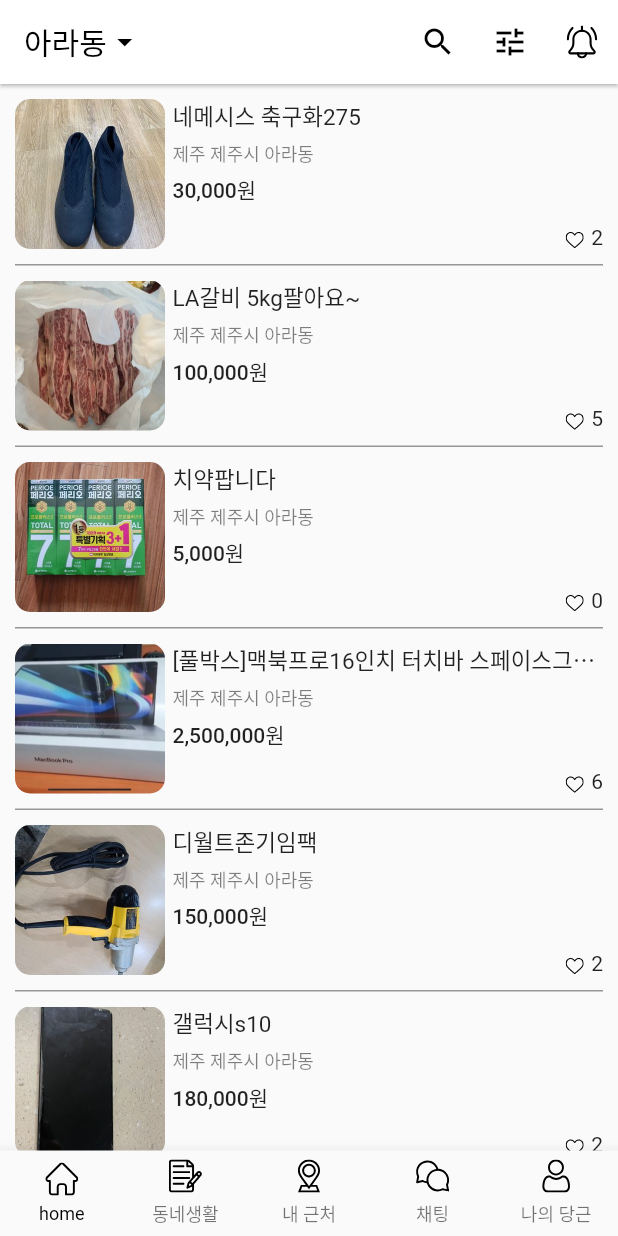
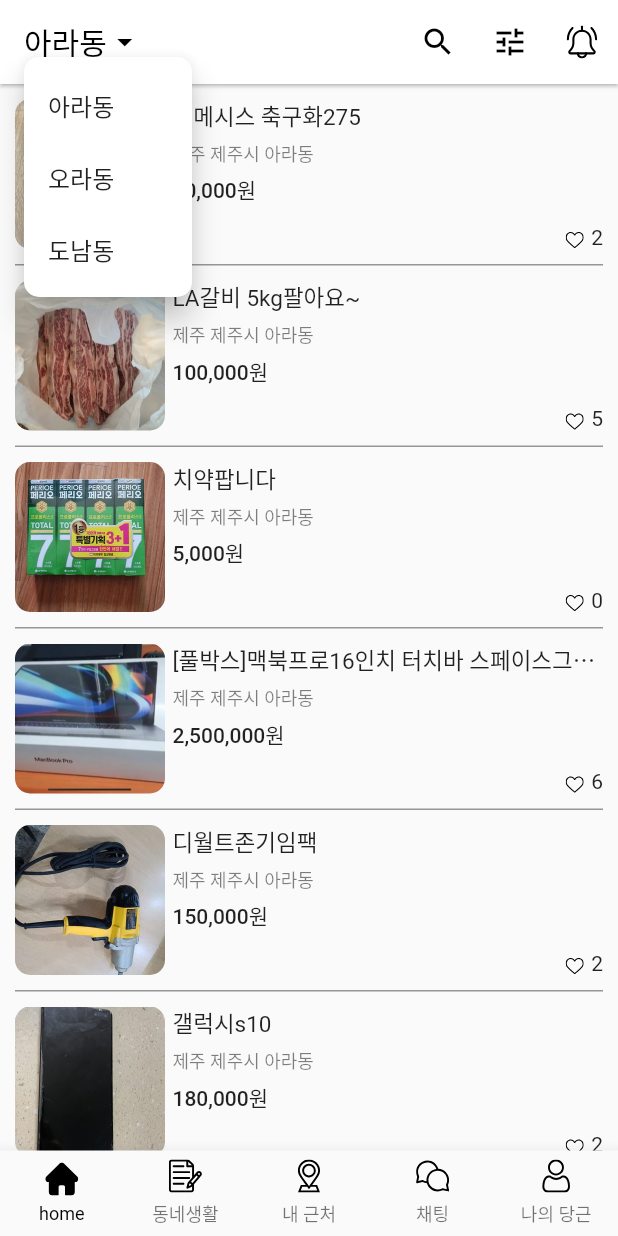
Before and after one commit to Jaehan-Kevin-Kim/carrot_market, a Flutter app: the screen it shows after launch, after a tap on "아라동", on a phone screen of 412 x 824 dp. Run offline on Flutter 3.47's test engine with Material 2 defaults, Android fonts, the phone set to English and light mode, and no system bars; our stand-ins replace flutter_svg.

Commit message:
Implemented PopUp Menu for appbar

```diff
--- a/lib/main.dart
+++ b/lib/main.dart
@@ -1,3 +1,4 @@
+import 'package:carrot_market/page/app.dart';
 import 'package:carrot_market/page/home.dart';
 import 'package:flutter/material.dart';
 
@@ -15,13 +16,11 @@
         title: 'Flutter Demo',
         theme: ThemeData(
           appBarTheme: const AppBarTheme(
-            backgroundColor: Colors.white,
-            foregroundColor: Colors.black
-          ),
+              backgroundColor: Colors.white, foregroundColor: Colors.black),
           // primaryColor: Colors.white,
           primarySwatch: Colors.blue,
           visualDensity: VisualDensity.adaptivePlatformDensity,
         ),
-        home: const Home());
+        home: const App());
   }
 }
--- /dev/null
+++ b/lib/page/app.dart
@@ -0,0 +1,97 @@
+import 'package:carrot_market/page/home.dart';
+import 'package:flutter/material.dart';
+import 'package:flutter_svg/flutter_svg.dart';
+import 'package:intl/intl.dart';
+
+class App extends StatefulWidget {
+  const App({Key? key}) : super(key: key);
+
+  @override
+  State<App> createState() => _AppState();
+}
+
+class _AppState extends State<App> {
+  List<Map<String, String>> data = [];
+  int _currentPageIndex = 0;
+
+  @override
+  void initState() {
+    super.initState();
+    _currentPageIndex = 0;
+  }
+
+  Widget _bodyWidget() {
+    switch (_currentPageIndex) {
+      case 0:
+        return Home();
+        break;
+      case 1:
+        return Container();
+        break;
+      case 2:
+        return Container();
+        break;
+      case 3:
+        return Container();
+        break;
+      case 4:
+        return Container();
+        break;
+    }
+    return Container();
+  }
+
+  BottomNavigationBarItem _bottomNavigationBarItem(
+      String iconName, String label) {
+    return BottomNavigationBarItem(
+      icon: Padding(
+        padding: const EdgeInsets.only(bottom: 5),
+        child: SvgPicture.asset(
+          "assets/svg/${iconName}_off.svg",
+          width: 22,
+          height: 22,
+        ),
+      ),
+      activeIcon: Padding(
+        padding: const EdgeInsets.only(bottom: 5),
+        child: SvgPicture.asset(
+          "assets/svg/${iconName}_on.svg",
+          width: 22,
+          height: 22,
+        ),
+      ),
+      label: label,
+    );
+  }
+
+  Widget _bottomNavigationBarWidget() {
+    return BottomNavigationBar(
+        type: BottomNavigationBarType.fixed,
+        onTap: (int index) {
+          print(index);
+          setState(() {
+            _currentPageIndex = index;
+          });
+        },
+        currentIndex: _currentPageIndex,
+        selectedItemColor: Colors.black,
+        selectedFontSize: 12,
+        // selectedLabelStyle: TextStyle(color: Colors.),
+        items: [
+          _bottomNavigationBarItem("home", "home"),
+          _bottomNavigationBarItem("notes", "동네생활"),
+          _bottomNavigationBarItem("location", "내 근처"),
+          _bottomNavigationBarItem("chat", "채팅"),
+          _bottomNavigationBarItem("user", "나의 당근"),
+        ]);
+  }
+
+  @override
+  Widget build(BuildContext context) {
+    return Scaffold(
+      // appBar: _appbarWidget(),
+      body: _bodyWidget(),
+      bottomNavigationBar: _bottomNavigationBarWidget(),
+    );
+  }
+}
--- a/lib/page/home.dart
+++ b/lib/page/home.dart
@@ -11,12 +11,18 @@
 
 class _HomeState extends State<Home> {
   List<Map<String, String>> data = [];
+  String currentLocation = "ara";
+  final Map<String, String> locationTypeToString = {
+    "ara": "아라동",
+    "ora": "오라동",
+    "donam": "도남동",
+  };
   int _currentPageIndex = 0;
 
   @override
   void initState() {
     super.initState();
-    _currentPageIndex=0;
+    _currentPageIndex = 0;
     data = [
       {
         "image": "assets/images/ara-1.jpg",
@@ -91,14 +97,45 @@
     ];
   }
 
+  final oCcy = new NumberFormat("#,###", "ko_KR");
+
+  String calcStringToWon(String priceString) {
+    return '${oCcy.format(int.parse(priceString))}원';
+  }
+
   PreferredSizeWidget _appbarWidget() {
     return AppBar(
       title: GestureDetector(
           onTap: () {
             print('click');
           },
-          child: Row(
-            children: [Text('아라동'), Icon(Icons.arrow_drop_down)],
+          child: PopupMenuButton<String>(
+            offset: Offset(0, 25),
+            shape: ShapeBorder.lerp(
+                RoundedRectangleBorder(
+                    borderRadius: BorderRadius.circular(10.0)),
+                RoundedRectangleBorder(
+                    borderRadius: BorderRadius.circular(10.0)),
+                1),
+            onSelected: (String where) {
+              print(where);
+              setState(() {
+                currentLocation = where;
+              });
+            },
+            itemBuilder: (BuildContext context) {
+              return [
+                PopupMenuItem(value: "ara", child: Text("아라동")),
+                PopupMenuItem(value: "ora", child: Text("오라동")),
+                PopupMenuItem(value: "donam", child: Text("도남동")),
+              ];
+            },
+            child: Row(
+              children: [
+                Text(locationTypeToString[currentLocation]!),
+                Icon(Icons.arrow_drop_down)
+              ],
+            ),
           )),
       elevation: 1,
       actions: [
@@ -112,12 +149,6 @@
             )),
       ],
     );
-  }
-
-  final oCcy = new NumberFormat("#,###", "ko_KR");
-
-  String calcStringToWon(String priceString) {
-    return '${oCcy.format(int.parse(priceString))}원';
   }
 
   Widget _bodyWidget() {
@@ -207,49 +238,11 @@
     );
   }
 
-  BottomNavigationBarItem _bottomNavigationBarItem(String iconName, String label){
-    return  BottomNavigationBarItem(
-        icon: Padding(
-          padding: const EdgeInsets.only(bottom: 5),
-          child: SvgPicture.asset(
-            "assets/svg/${iconName}_off.svg",
-            width: 22,
-            height: 22,
-
-          ),
-        ),
-        label: label,
-    );
-  }
-
-  Widget _bottomNavigationBarWidget() {
-    return BottomNavigationBar(
-      type: BottomNavigationBarType.fixed,
-        onTap: (int index){
-          print(index);
-          setState(() {
-            _currentPageIndex = index;
-          });
-        },
-        currentIndex: _currentPageIndex,
-        selectedItemColor: Colors.black,
-        selectedFontSize: 12,
-        // selectedLabelStyle: TextStyle(color: Colors.),
-        items: [
-    _bottomNavigationBarItem("home", "home"),
-    _bottomNavigationBarItem("notes", "동네생활"),
-    _bottomNavigationBarItem("location", "내 근처"),
-    _bottomNavigationBarItem("chat", "채팅"),
-    _bottomNavigationBarItem("user", "나의 당근"),
-    ]);
-  }
-
   @override
   Widget build(BuildContext context) {
     return Scaffold(
       appBar: _appbarWidget(),
       body: _bodyWidget(),
-      bottomNavigationBar: _bottomNavigationBarWidget(),
     );
   }
 }
```
Also changed, not shown: lib/repository/contents_repository.dart (added, +154 -0 lines).
